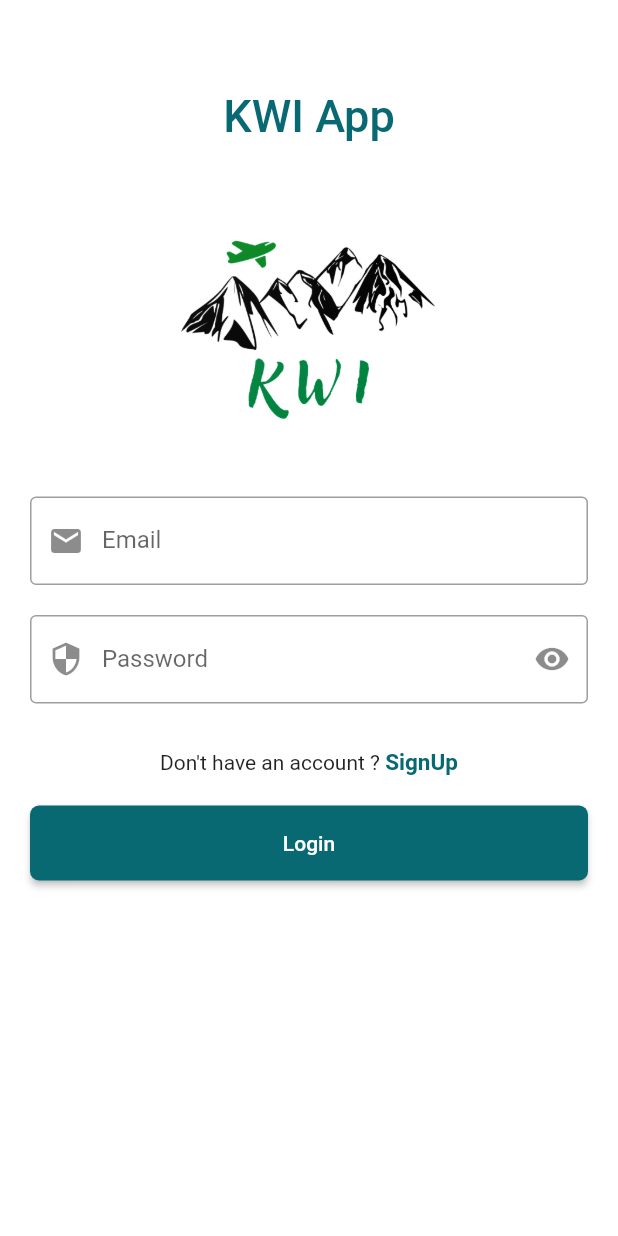
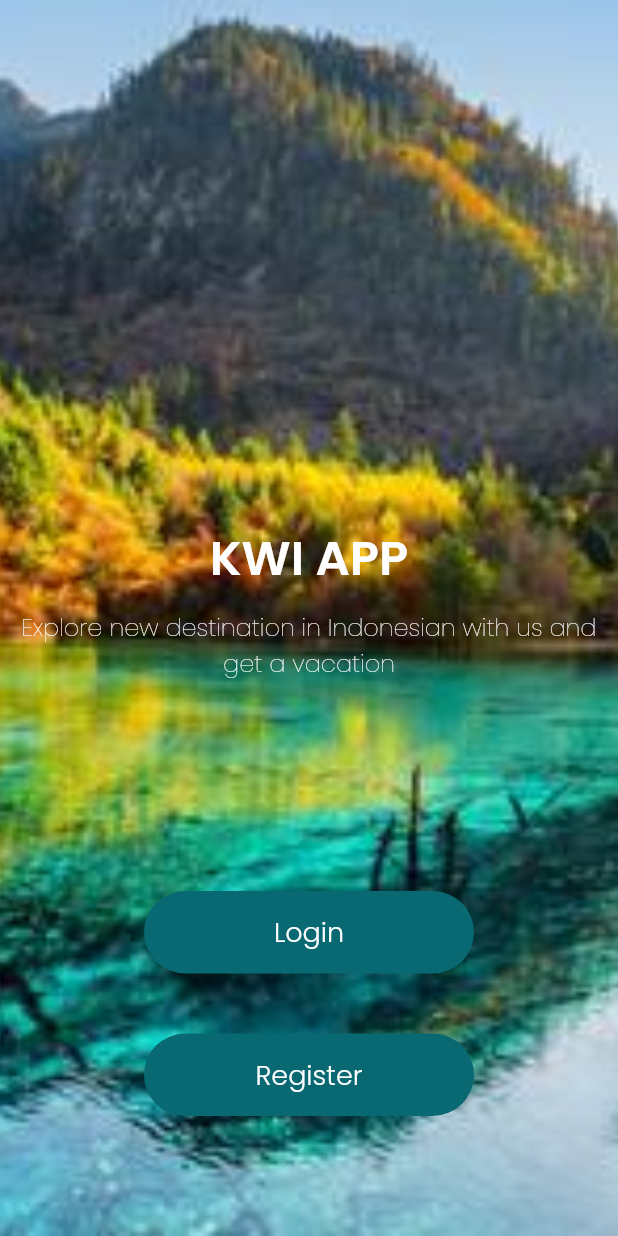
Before and after one commit to luthfiirsya33/capstone-project, a Flutter app: the screen it shows after launch, on a phone screen of 412 x 824 dp. Run offline on Flutter 3.47's test engine with Material 2 defaults, Android fonts, the phone set to English and light mode, and no system bars; our stand-ins replace bubble, cloud_firestore, firebase_auth, firebase_core, firebase_storage, fluttertoast and 4 more; missing offline and left inert: dialogflow_flutter; accounts and stored records are empty; network calls fail.

Commit message:
menambahkan landing page, error handling login dan register

```diff
--- /dev/null
+++ b/lib/presentation/pages/landing/landing_page.dart
@@ -0,0 +1,80 @@
+import 'package:capstone_project_sib_kwi/common/constants.dart';
+import 'package:capstone_project_sib_kwi/presentation/pages/login/login_screen.dart';
+import 'package:capstone_project_sib_kwi/presentation/pages/register/register_screen.dart';
+import 'package:capstone_project_sib_kwi/presentation/widgets/custom_button.dart';
+import 'package:flutter/material.dart';
+
+class LandingPage extends StatelessWidget {
+  const LandingPage({Key? key}) : super(key: key);
+
+  @override
+  Widget build(BuildContext context) {
+    return Scaffold(
+      body: Stack(
+        children: [
+          Container(
+            width: double.infinity,
+            height: double.infinity,
+            decoration: BoxDecoration(
+              image: DecorationImage(
+                fit: BoxFit.cover,
+                image: AssetImage(
+                  'assets/landing_page2.png',
+                ),
+              ),
+            ),
+          ),
+          Center(
+            child: Column(
+              mainAxisAlignment: MainAxisAlignment.end,
+              children: [
+                Text(
+                  'KWI APP',
+                  style: whiteTextStyle.copyWith(
+                    fontSize: 32,
+                    fontWeight: semiBold,
+                  ),
+                ),
+                SizedBox(
+                  height: 10,
+                ),
+                Text(
+                  'Explore new destination in Indonesian with us and get a vacation',
+                  style: whiteTextStyle.copyWith(
+                    fontSize: 16,
+                    fontWeight: light,
+                  ),
+                  textAlign: TextAlign.center,
+                ),
+                CustomButton(
+                  title: 'Login',
+                  width: 220,
+                  margin: EdgeInsets.only(
+                    top: 140,
+                    bottom: 20,
+                  ),
+                  onPressed: () {
+                     Navigator.pushReplacement(context,
+          MaterialPageRoute(builder: (context) => const LoginScreen()));
+                  },
+                ),
+                CustomButton(
+                  title: 'Register',
+                  width: 220,
+                  margin: EdgeInsets.only(
+                    top: 20,
+                    bottom: 80,
+                  ),
+                  onPressed: () {
+                     Navigator.pushReplacement(context,
+          MaterialPageRoute(builder: (context) => const RegisterScreen()));
+                  },
+                ),
+              ],
+            ),
+          ),
+        ],
+      ),
+    );
+  }
+}
--- a/lib/presentation/pages/login/login_screen.dart
+++ b/lib/presentation/pages/login/login_screen.dart
@@ -23,6 +23,7 @@ class _LoginScreenState extends State<LoginScreen> {
   final FirebaseAuth _firebaseAuth = FirebaseAuth.instance;
   loginSubmit() async {
     try {
+      await
       _firebaseAuth
           .signInWithEmailAndPassword(
               email: _emailController.text, password: _passwordController.text)
@@ -31,9 +32,8 @@ class _LoginScreenState extends State<LoginScreen> {
                 Navigator.of(context).pushReplacement(
                     MaterialPageRoute(builder: (context) => const BottomBar()))
               });
-    } catch (e) {
-      print(e);
-      SnackBar(content: Text(e.toString()));
+    } on FirebaseAuthException catch (e) {
+      Fluttertoast.showToast(msg: e.message.toString(), gravity: ToastGravity.TOP);
     }
   }
 
--- a/lib/presentation/pages/register/register_screen.dart
+++ b/lib/presentation/pages/register/register_screen.dart
@@ -22,8 +22,7 @@ class _RegisterScreenState extends State<RegisterScreen> {
   final TextEditingController _nicknameController = TextEditingController();
   final TextEditingController _emailController = TextEditingController();
   final TextEditingController _passwordController = TextEditingController();
-  final TextEditingController _confirmPasswordController =
-      TextEditingController();
+  final TextEditingController _confirmPasswordController = TextEditingController();
 
   registerSubmit() async {
     try {
@@ -32,10 +31,8 @@ class _RegisterScreenState extends State<RegisterScreen> {
               email: _emailController.text.toString().trim(),
               password: _passwordController.text)
           .then((value) => {postDetailsToFirestore()});
-    } catch (e) {
-      // ignore: avoid_print
-      print(e);
-      SnackBar(content: Text(e.toString()));
+    }on FirebaseAuthException catch (e) {
+      Fluttertoast.showToast(msg: e.message.toString(), gravity: ToastGravity.TOP);
     }
   }
 
--- a/lib/presentation/pages/splash/splash_screen.dart
+++ b/lib/presentation/pages/splash/splash_screen.dart
@@ -1,3 +1,4 @@
+import 'package:capstone_project_sib_kwi/presentation/pages/landing/landing_page.dart';
 import 'package:capstone_project_sib_kwi/presentation/pages/login/login_screen.dart';
 import 'package:flutter/material.dart';
 import 'package:lottie/lottie.dart';
@@ -14,7 +15,7 @@ class _SplashScreenState extends State<SplashScreen> {
   void initState() {
     Future.delayed(const Duration(seconds: 5), () {
       Navigator.pushReplacement(context,
-          MaterialPageRoute(builder: (context) => const LoginScreen()));
+          MaterialPageRoute(builder: (context) => const LandingPage()));
     });
     super.initState();
   }
--- /dev/null
+++ b/lib/presentation/widgets/custom_button.dart
@@ -0,0 +1,42 @@
+import 'package:capstone_project_sib_kwi/common/constants.dart';
+import 'package:flutter/material.dart';
+
+class CustomButton extends StatelessWidget {
+  final String title;
+  final double width;
+  final Function() onPressed;
+  final EdgeInsets margin;
+
+  const CustomButton({
+    Key? key,
+    required this.title,
+    this.width = double.infinity,
+    required this.onPressed,
+    this.margin = EdgeInsets.zero,
+  }) : super(key: key);
+
+  @override
+  Widget build(BuildContext context) {
+    return Container(
+      width: width,
+      height: 55,
+      margin: margin,
+      child: TextButton(
+        onPressed: onPressed,
+        style: TextButton.styleFrom(
+          backgroundColor: primaryColor,
+          shape: RoundedRectangleBorder(
+            borderRadius: BorderRadius.circular(30),
+          ),
+        ),
+        child: Text(
+          title,
+          style: whiteTextStyle.copyWith(
+            fontSize: 18,
+            fontWeight: regular,
+          ),
+        ),
+      ),
+    );
+  }
+}
```
Also changed, not shown: assets/landing_page.jpg (added), assets/landing_page2.png (added).
